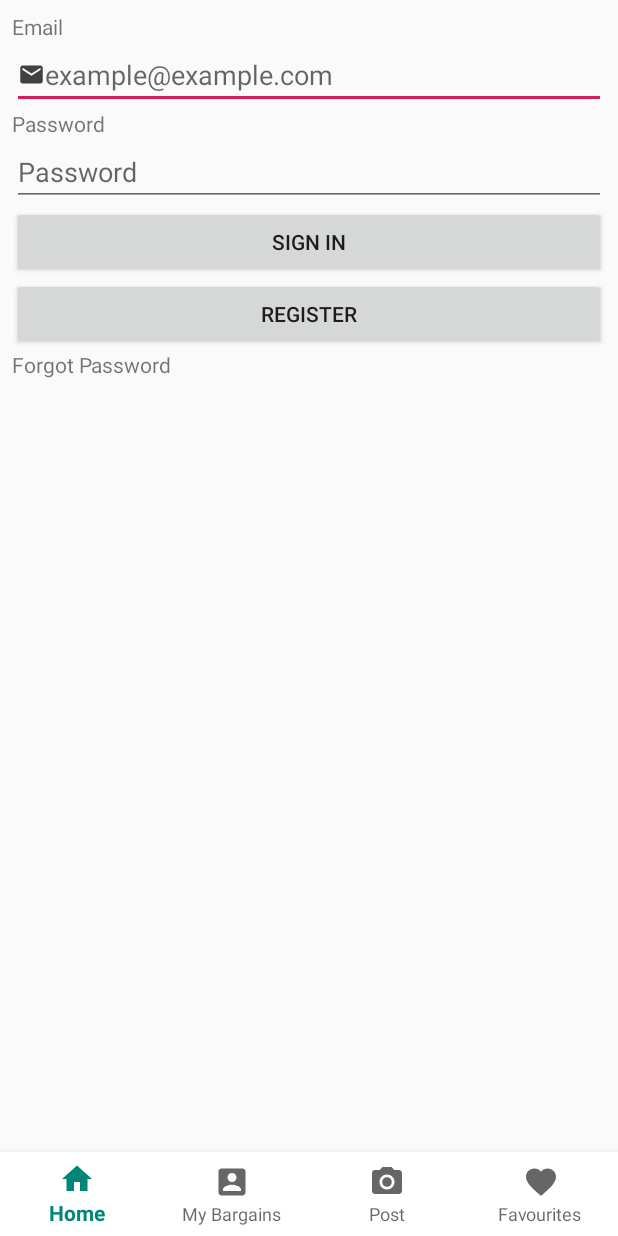
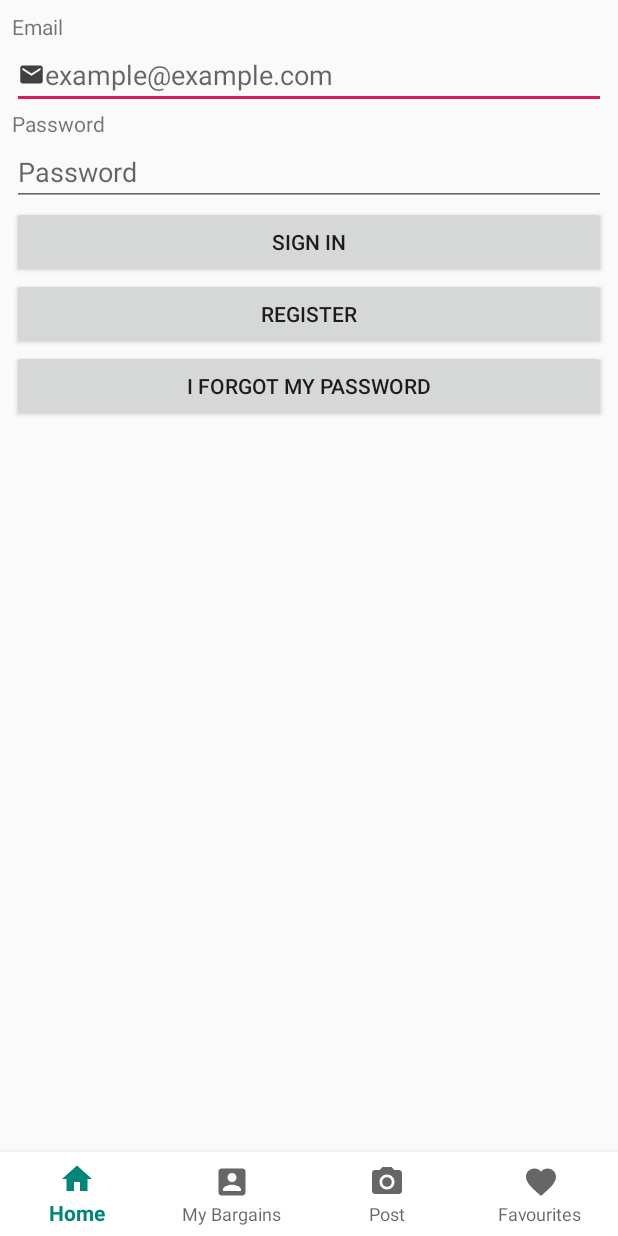
Before and after one commit to LargerSnowdevil/NT-Bargain-Hunter, an Android app: the SignInPage screen opened directly, with no data from a screen before it, on a phone screen of 412 x 824 dp. Run offline under Robolectric (Android 15) with nearby library versions, the phone set to English and light mode, and no system bars; our stand-ins replace Firebase (no records; nobody signed in at launch, a user with empty details on screens opened directly).

Commit message:
sync with surendra

```diff
--- a/App/app/src/main/res/layout/activity_sign_in_page.xml
+++ b/App/app/src/main/res/layout/activity_sign_in_page.xml
@@ -78,19 +78,12 @@
                 android:onClick="goToRegisterPage"
                 android:text="Register" />
 
-            <LinearLayout
+            <Button
+                android:id="@+id/signInForgottenPasswordButton"
                 android:layout_width="match_parent"
-                android:layout_height="match_parent"
-                android:orientation="horizontal">
-
-                <TextView
-                    android:id="@+id/forgottenPasswordPromp"
-                    android:layout_width="wrap_content"
-                    android:layout_height="wrap_content"
-                    android:layout_weight="1"
-                    android:text="Forgot Password" />
-
-            </LinearLayout>
+                android:layout_height="wrap_content"
+                android:onClick="goToForgotPasswordPage"
+                android:text="I Forgot My Password" />
 
         </LinearLayout>
     </ScrollView>
```
Also changed, not shown: App/app/src/main/AndroidManifest.xml (+20 -14 lines), App/app/src/main/java/com/example/ntbargainhunter/ForgotPasswordPage.java (added, +13 -0 lines), App/app/src/main/java/com/example/ntbargainhunter/SignInPage.java (+16 -0 lines), App/app/src/main/java/com/example/ntbargainhunter/User.java (+55 -1 lines), App/app/src/main/res/layout/activity_forgot_password_page.xml (added, +9 -0 lines), App/app/build.gradle (line endings or trailing spaces).
